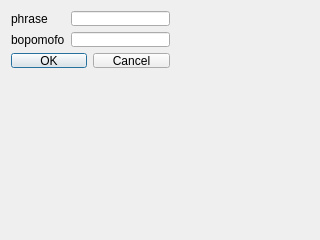
The window that src/ui/AddNewPhraseDialog.ui (chewing/chewing-editor) describes before a commit, drawn with Qt 5.
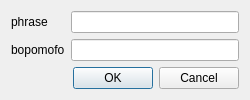
The same window after the commit.

Commit message: Adjust layout of AddNewPhraseDialog

```diff
--- a/src/ui/AddNewPhraseDialog.ui
+++ b/src/ui/AddNewPhraseDialog.ui
@@ -6,21 +6,15 @@
    <rect>
     <x>0</x>
     <y>0</y>
-    <width>320</width>
-    <height>240</height>
+    <width>250</width>
+    <height>100</height>
    </rect>
   </property>
-  <property name="minimumSize">
-   <size>
-    <width>320</width>
-    <height>240</height>
-   </size>
-  </property>
-  <property name="maximumSize">
-   <size>
-    <width>320</width>
-    <height>240</height>
-   </size>
+  <property name="sizePolicy">
+   <sizepolicy hsizetype="Fixed" vsizetype="Fixed">
+    <horstretch>0</horstretch>
+    <verstretch>0</verstretch>
+   </sizepolicy>
   </property>
   <property name="windowTitle">
    <string>Add new user phrase</string>
@@ -30,8 +24,8 @@
     <rect>
      <x>0</x>
      <y>0</y>
-     <width>181</width>
-     <height>79</height>
+     <width>250</width>
+     <height>100</height>
     </rect>
    </property>
    <layout class="QGridLayout" name="gridLayout">
```
